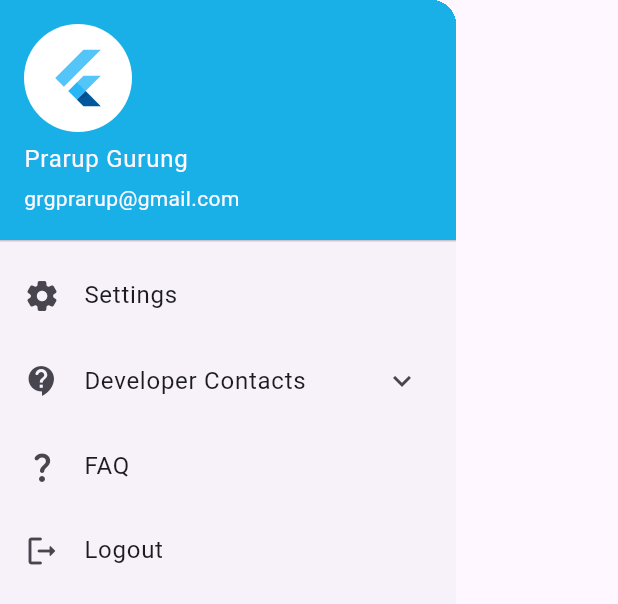
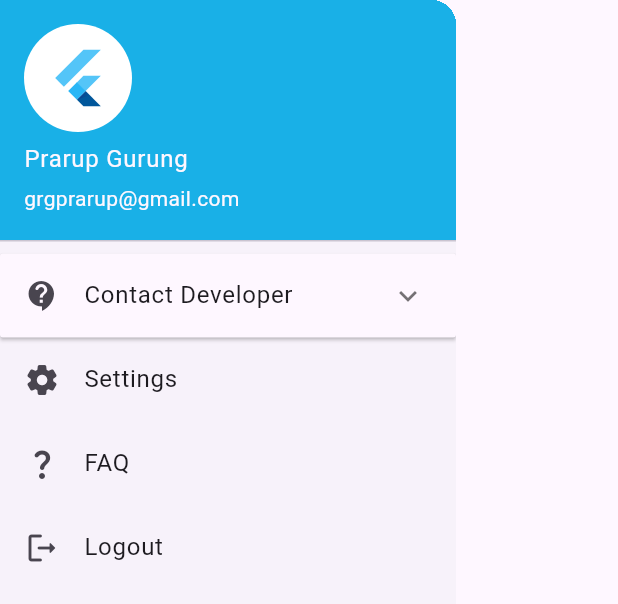
Before and after one commit to grgprarup/stationery_shop, a Flutter app: the NavDrawer widget shown alone on an empty page, opened directly, on a phone screen of 412 x 824 dp. Shown: the top 604 px of the screen. Run offline on Flutter 3.47's test engine with Material 3 defaults, Android fonts, the light colour scheme and no system bars; our stand-ins replace shared_preferences; accounts and stored records are empty.

Commit message:
Widget for contact developer in drawer separated

```diff
--- a/lib/src/widgets/nav_drawer.dart
+++ b/lib/src/widgets/nav_drawer.dart
@@ -19,57 +19,9 @@ class _NavDrawerState extends State<NavDrawer> {
         children: <Widget>[
           _buildDrawerHeader(
               'Stationery Shop', 'Prarup Gurung', 'grgprarup@gmail.com'),
+          _buildDeveloperContacts(),
           _buildDrawerListTile(
               'Settings', Icons.settings_rounded, null, _onSettings),
-          ExpansionTile(
-            title: const Text('Developer Contacts'),
-            leading: const Icon(Icons.contact_support_rounded),
-            initiallyExpanded: isExpanded,
-            onExpansionChanged: (value) {
-              setState(() {
-                isExpanded = value;
-              });
-            },
-            children: [
-              if (isExpanded)
-                Column(
-                  children: [
-                    ListTile(
-                      title: GestureDetector(
-                        onTap: () {
-                          _makePhoneCall('+977-9841156043');
-                        },
-                        child: const Row(
-                          children: [
-                            Icon(Icons.phone_rounded),
-                            SizedBox(width: 8),
-                            Text(
-                              '+977-9841156043',
-                                style: TextStyle(fontSize: 16, decoration: TextDecoration.underline),
-                            ),
-                          ],
-                        ),
-                      ),
-                    ),
-                    ListTile(
-                      title: GestureDetector(
-                        onTap: () {
-                          _sendEmail('developer001.sd@gmail.com');
-                        },
-                        child: const Row(
-                          children: [
-                            Icon(Icons.email_rounded),
-                            SizedBox(width: 8),
-                            Text('developer001.sd@gmail.com',
-                            style: TextStyle(fontSize: 16, decoration: TextDecoration.underline)),
-                          ],
-                        ),
-                      ),
-                    ),
-                  ],
-                ),
-            ],
-          ),
           _buildDrawerListTile(
               'FAQ', Icons.question_mark_rounded, null, _onFAQ),
           _buildDrawerListTile('Logout', Icons.logout_rounded, null, _onLogout),
@@ -90,6 +42,70 @@ class _NavDrawerState extends State<NavDrawer> {
       decoration: const BoxDecoration(
         color: Color(0xFF19B0E7),
       ),
+    );
+  }
+
+  Widget _buildDeveloperContacts() {
+    return ExpansionPanelList(
+      elevation: 1,
+      expandedHeaderPadding: EdgeInsets.zero,
+      expansionCallback: (int index, bool isExpanded) {
+        setState(() {
+          this.isExpanded = isExpanded;
+        });
+      },
+      children: [
+        ExpansionPanel(
+          canTapOnHeader: true,
+          headerBuilder: (BuildContext context, bool isExpanded) {
+            return const ListTile(
+              title: Text('Contact Developer'),
+              leading: Icon(Icons.contact_support_rounded),
+            );
+          },
+          body: Column(
+            children: [
+              ListTile(
+                title: GestureDetector(
+                  onTap: () {
+                    _makePhoneCall('+977-9841156043');
+                  },
+                  child: const Row(
+                    children: [
+                      Icon(Icons.phone_rounded),
+                      SizedBox(width: 8),
+                      Text(
+                        '+977-9841156043',
+                        style: TextStyle(
+                            fontSize: 16,
+                            decoration: TextDecoration.underline),
+                      ),
+                    ],
+                  ),
+                ),
+              ),
+              ListTile(
+                title: GestureDetector(
+                  onTap: () {
+                    _sendEmail('developer001.sd@gmail.com');
+                  },
+                  child: const Row(
+                    children: [
+                      Icon(Icons.email_rounded),
+                      SizedBox(width: 8),
+                      Text('developer001.sd@gmail.com',
+                          style: TextStyle(
+                              fontSize: 16,
+                              decoration: TextDecoration.underline)),
+                    ],
+                  ),
+                ),
+              ),
+            ],
+          ),
+          isExpanded: isExpanded,
+        ),
+      ],
     );
   }
 
@@ -126,10 +142,16 @@ class _NavDrawerState extends State<NavDrawer> {
   }
 
   void _onSettings() {
+    setState(() {
+      isExpanded = false;
+    });
     //   TODO: Implement settings functionality
   }
 
   void _onFAQ() {
+    setState(() {
+      isExpanded = false;
+    });
     // TODO: Implement FAQ functionality
   }
 
```
